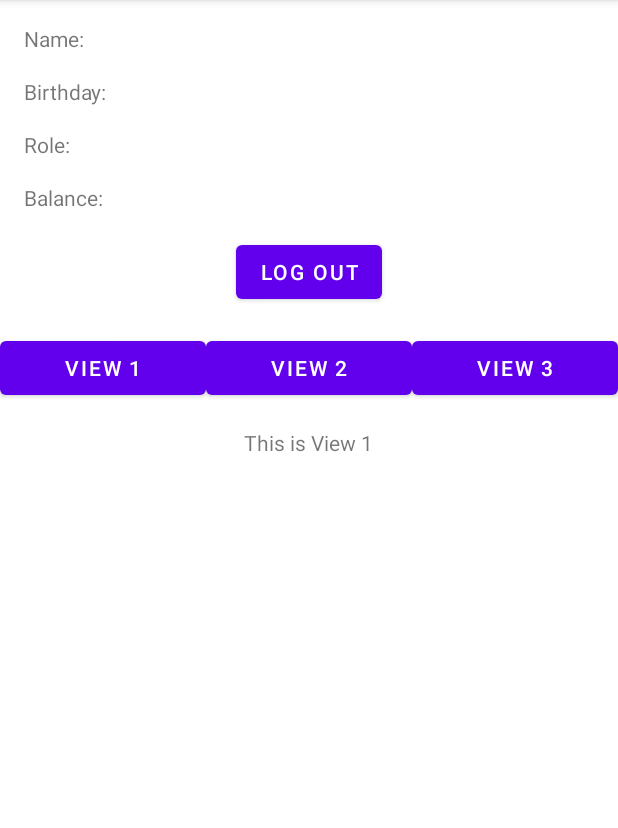
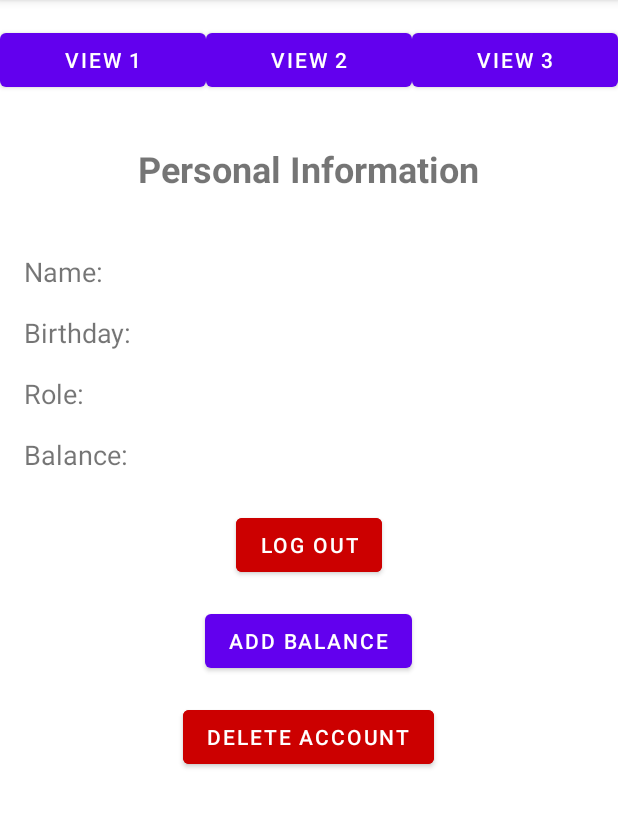
Before and after one commit to CasDep04/Rent_Android_Assignment3, an Android app: the GuestMainActivity screen opened directly, with no data from a screen before it, after a tap on "VIEW 1", on a phone screen of 412 x 824 dp, the part 84-912 px from its top. Run offline under Robolectric (Android 15) with nearby library versions, the phone set to English and light mode, and no system bars; our stand-ins replace Firebase (no records; nobody signed in at launch, a user with empty details on screens opened directly); 2 statements that could not run were skipped.

```diff
--- a/app/src/main/AndroidManifest.xml
+++ b/app/src/main/AndroidManifest.xml
@@ -1,7 +1,7 @@
 <?xml version="1.0" encoding="utf-8"?>
 <manifest xmlns:android="http://schemas.android.com/apk/res/android"
     xmlns:tools="http://schemas.android.com/tools">
-
+    <uses-permission android:name="android.permission.INTERNET" />
     <application
         android:allowBackup="true"
         android:dataExtractionRules="@xml/data_extraction_rules"
@@ -12,6 +12,9 @@
         android:supportsRtl="true"
         android:theme="@style/Theme.Assignment3"
         tools:targetApi="31">
+        <activity
+            android:name=".AddBalanceActivity"
+            android:exported="false" />
         <activity
             android:name=".HostMainActivity"
             android:exported="false" />
--- /dev/null
+++ b/app/src/main/java/com/example/assignment3/AddBalanceActivity.java
@@ -0,0 +1,15 @@
+package com.example.assignment3;
+
+import android.os.Bundle;
+
+import androidx.appcompat.app.AppCompatActivity;
+
+public class AddBalanceActivity extends AppCompatActivity {
+
+    @Override
+    protected void onCreate(Bundle savedInstanceState) {
+        super.onCreate(savedInstanceState);
+        setContentView(R.layout.activity_add_balance);
+
+    }
+}
--- a/app/src/main/java/com/example/assignment3/GuestMainActivity.java
+++ b/app/src/main/java/com/example/assignment3/GuestMainActivity.java
@@ -1,17 +1,19 @@
 package com.example.assignment3;
 
-import android.animation.Animator;
 import android.content.Intent;
 import android.os.Bundle;
+import android.util.Log;
 import android.view.View;
 import android.widget.Button;
-import android.widget.RelativeLayout;
 import android.widget.TextView;
-
+import android.widget.ViewAnimator;
+import android.widget.Toast;
 import androidx.appcompat.app.AppCompatActivity;
 
+import com.example.assignment3.component.FirebaseAction;
 import com.example.assignment3.component.Localdatabase.DatabaseManager;
-import com.example.assignment3.component.Utils;
+import com.example.assignment3.Entity.Guest;
+import com.example.assignment3.Entity.User;
 import com.google.firebase.auth.FirebaseAuth;
 
 public class GuestMainActivity extends AppCompatActivity {
@@ -20,11 +22,10 @@ public class GuestMainActivity extends AppCompatActivity {
 
     private FirebaseAuth mAuth;
     private DatabaseManager db;
-    private TextView nameTextView, birthdayTextView, roleTextView, balanceTextView;
-    private RelativeLayout view1, view2, view3;
-    private Button buttonView1, buttonView2, buttonView3;
-    private int currentView = 2; // Start with view2 visible
-
+    private ViewAnimator viewAnimator;
+    private int currentView = -1; // Initialize to an invalid index
+    private Guest currentGuest;
+    private View profileView, mapView, statusView;
     @Override
     protected void onCreate(Bundle savedInstanceState) {
         super.onCreate(savedInstanceState);
@@ -34,68 +35,115 @@ public class GuestMainActivity extends AppCompatActivity {
         db.open();
         mAuth = FirebaseAuth.getInstance();
 
-        nameTextView = findViewById(R.id.nameTextView);
-        birthdayTextView = findViewById(R.id.birthdayTextView);
-        roleTextView = findViewById(R.id.roleTextView);
-        balanceTextView = findViewById(R.id.balanceTextView);
+        Button buttonView1 = findViewById(R.id.button1);
+        Button buttonView2 = findViewById(R.id.button2);
+        Button buttonView3 = findViewById(R.id.button3);
+        viewAnimator = findViewById(R.id.viewAnimator);
 
-        view1 = findViewById(R.id.view1);
-        view2 = findViewById(R.id.view2);
-        view3 = findViewById(R.id.view3);
+        buttonView1.setOnClickListener(v -> showView(0));
+        buttonView2.setOnClickListener(v -> showView(1));
+        buttonView3.setOnClickListener(v -> showView(2));
 
-        buttonView1 = findViewById(R.id.button1);
-        buttonView2 = findViewById(R.id.button2);
-        buttonView3 = findViewById(R.id.button3);
+        // Set default view
+        showView(1);
 
-        buttonView1.setOnClickListener(v -> handleButtonClick(1));
-        buttonView2.setOnClickListener(v -> handleButtonClick(2));
-        buttonView3.setOnClickListener(v -> handleButtonClick(3));
+        //miniview
+        View view1 = viewAnimator.getChildAt(0);
+        View view2 = viewAnimator.getChildAt(1);
+        View view3 = viewAnimator.getChildAt(2);
+
+        //view 1
+        Button add_balance_button = view1.findViewById(R.id.add_balance_button);
+        Button logout_button = view1.findViewById(R.id.logout_button);
+
+        add_balance_button.setOnClickListener(v -> addBalanceEvent());
+        logout_button.setOnClickListener(v -> logOut());
+        //View 2
+
+        //View 3
+        // Set up button click listeners for each view
+        //setupViewButtons();
+
+        // Display current user information
+        displayCurrentUserInformation();
     }
 
-    private void handleButtonClick(int targetView) {
-        if (currentView == targetView) {
-            return; // No action needed if the target view is already visible
+    private void showView(int viewIndex) {
+        if (viewIndex == currentView) return;
+
+        viewAnimator.setInAnimation(this, viewIndex > viewAnimator.getDisplayedChild() ? R.anim.slide_in_right : R.anim.slide_in_left);
+        viewAnimator.setOutAnimation(this, viewIndex > viewAnimator.getDisplayedChild() ? R.anim.slide_out_left : R.anim.slide_out_right);
+        viewAnimator.setDisplayedChild(viewIndex);
+        currentView = viewIndex;
+    }
+
+    private void displayCurrentUserInformation() {
+        Intent intent = getIntent();
+        double userIdDouble = intent.getDoubleExtra("id", 0);
+
+        if (userIdDouble == 0) {
+            Toast.makeText(this, "User ID is missing or invalid", Toast.LENGTH_SHORT).show();
+            return;
         }
 
-        RelativeLayout currentViewLayout = getViewLayout(currentView);
-        RelativeLayout targetViewLayout = getViewLayout(targetView);
+        int userId = (int) userIdDouble;
+        Log.d(TAG, "displayCurrentUserInformation: Finding user by ID: " + userId);
+        FirebaseAction.findUserById(userId).addOnCompleteListener(task -> {
+            if (task.isSuccessful() && task.getResult() != null) {
+                User user = task.getResult();
+                Log.d(TAG, "displayCurrentUserInformation: User found: " + user);
+                if (user instanceof Guest) {
+                    currentGuest = (Guest) user;
+                    Log.d(TAG, "displayCurrentUserInformation: currentGuest assigned: " + currentGuest);
+                    displayGuestInfo();
+                } else {
+                    Toast.makeText(this, "User is not a guest", Toast.LENGTH_SHORT).show();
+                }
+            } else {
+                Exception e = task.getException();
+                if (e != null) {
+                    Log.e(TAG, "Failed to retrieve user", e);
+                    Toast.makeText(this, "Failed to retrieve user: " + e.getMessage(), Toast.LENGTH_SHORT).show();
+                } else {
+                    Toast.makeText(this, "Failed to retrieve user: Unknown error", Toast.LENGTH_SHORT).show();
+                }
+            }
+        });
+    }
 
-        if (currentViewLayout != null && targetViewLayout != null) {
-            float directionOut = (targetView > currentView) ? -1000f : 1000f;
-            float directionIn = (targetView > currentView) ? 1000f : -1000f;
+    private void displayGuestInfo() {
+        Log.d(TAG, "displayGuestInfo: Displaying guest information");
+        View view1 = viewAnimator.getChildAt(0);
+        TextView nameTextView = view1.findViewById(R.id.nameTextView);
+        TextView birthdayTextView = view1.findViewById(R.id.birthdayTextView);
+        TextView roleTextView = view1.findViewById(R.id.roleTextView);
+        TextView balanceTextView = view1.findViewById(R.id.balanceTextView);
 
-            Utils.animateViewOut(currentViewLayout, directionOut).addListener(new android.animation.AnimatorListenerAdapter() {
-                @Override
-                public void onAnimationEnd(Animator animation) {
-                    currentViewLayout.setVisibility(View.GONE);
-                }
-            });
+        if (nameTextView == null || birthdayTextView == null || roleTextView == null || balanceTextView == null) {
+            Log.e(TAG, "displayGuestInfo: One or more TextView elements are null");
+            return;
+        }
 
-            Utils.animateViewIn(targetViewLayout, directionIn).addListener(new android.animation.AnimatorListenerAdapter() {
-                @Override
-                public void onAnimationEnd(Animator animation) {
-                    currentView = targetView;
-                }
-            });;
+        nameTextView.setText(currentGuest.getName());
+        birthdayTextView.setText(currentGuest.getDateOfBirth());
+        roleTextView.setText(currentGuest.getRole());
+        balanceTextView.setText(String.valueOf(currentGuest.getBalance()));
 
+        Log.d(TAG, "displayGuestInfo: Guest information displayed successfully");
+    }
 
+    private void addBalanceEvent() {
+        if (currentGuest != null) {
+            Intent intent = new Intent(GuestMainActivity.this, AddBalanceActivity.class);
+            intent.putExtra("id", currentGuest.getId());
+            intent.putExtra("balance", currentGuest.getBalance());
+            startActivity(intent);
+        } else {
+            Toast.makeText(this, "Guest information is not available", Toast.LENGTH_SHORT).show();
         }
     }
 
-    private RelativeLayout getViewLayout(int viewNumber) {
-        switch (viewNumber) {
-            case 1:
-                return view1;
-            case 2:
-                return view2;
-            case 3:
-                return view3;
-            default:
-                return null;
-        }
-    }
-
-    public void logOut(View view) {
+    public void logOut() {
         mAuth.signOut();
         db.deleteUser();
         Intent intent = new Intent(GuestMainActivity.this, LoginActivity.class);
@@ -108,4 +156,5 @@ public class GuestMainActivity extends AppCompatActivity {
         super.onDestroy();
         db.close();
     }
+
 }
--- a/app/src/main/java/com/example/assignment3/component/FirebaseAction.java
+++ b/app/src/main/java/com/example/assignment3/component/FirebaseAction.java
@@ -145,12 +145,16 @@ public class FirebaseAction {
 
     public static Task<User> findUserById(int userId) {
         FirebaseFirestore db = FirebaseFirestore.getInstance();
+        Log.d("FirebaseAction", "Finding user by ID: " + userId);
         return db.collection("users").document(String.valueOf(userId)).get().continueWith(task -> {
-            if (task.isSuccessful() && task.getResult() != null) {
+            if (!task.isSuccessful() || task.getResult() == null) {
+                throw task.getException() != null ? task.getException() : new Exception("Failed to find user");
+            }
+
             DocumentSnapshot snapshot = task.getResult();
             if (snapshot.exists()) {
-                    // Determine the type based on a field, e.g., "role"
                 String role = snapshot.getString("role");
+                Log.d("FirebaseAction", "User found with role: " + role);
                 if ("guest".equals(role)) {
                     return snapshot.toObject(Guest.class);
                 } else if ("host".equals(role)) {
@@ -159,13 +163,12 @@ public class FirebaseAction {
                     return snapshot.toObject(User.class);
                 }
             } else {
+                Log.e("FirebaseAction", "User not found");
                 throw new Exception("User not found");
-                }
-            } else {
-                throw task.getException() != null ? task.getException() : new Exception("Failed to find user");
             }
         });
     }
+
 //   sample
 //      double userIdDouble = intent.getDoubleExtra("id", 0);
 //        if (userIdDouble != 0) {
--- /dev/null
+++ b/app/src/main/res/layout/activity_add_balance.xml
@@ -0,0 +1,10 @@
+<?xml version="1.0" encoding="utf-8"?>
+<androidx.constraintlayout.widget.ConstraintLayout xmlns:android="http://schemas.android.com/apk/res/android"
+    xmlns:app="http://schemas.android.com/apk/res-auto"
+    xmlns:tools="http://schemas.android.com/tools"
+    android:id="@+id/main"
+    android:layout_width="match_parent"
+    android:layout_height="match_parent"
+    tools:context=".AddBalanceActivity">
+
+</androidx.constraintlayout.widget.ConstraintLayout>
--- a/app/src/main/res/layout/activity_guest_main.xml
+++ b/app/src/main/res/layout/activity_guest_main.xml
@@ -7,69 +7,6 @@
     android:layout_height="match_parent"
     tools:context=".GuestMainActivity">
 
-    <!-- Name TextView -->
-    <TextView
-        android:id="@+id/nameTextView"
-        android:layout_width="0dp"
-        android:layout_height="wrap_content"
-        android:text="Name: "
-        app:layout_constraintTop_toTopOf="parent"
-        app:layout_constraintStart_toStartOf="parent"
-        app:layout_constraintEnd_toEndOf="parent"
-        android:layout_marginStart="16dp"
-        android:layout_marginEnd="16dp"
-        android:layout_marginTop="16dp" />
-
-    <!-- Birthday TextView -->
-    <TextView
-        android:id="@+id/birthdayTextView"
-        android:layout_width="0dp"
-        android:layout_height="wrap_content"
-        android:text="Birthday: "
-        app:layout_constraintTop_toBottomOf="@+id/nameTextView"
-        app:layout_constraintStart_toStartOf="parent"
-        app:layout_constraintEnd_toEndOf="parent"
-        android:layout_marginStart="16dp"
-        android:layout_marginEnd="16dp"
-        android:layout_marginTop="16dp" />
-
-    <!-- Role TextView -->
-    <TextView
-        android:id="@+id/roleTextView"
-        android:layout_width="0dp"
-        android:layout_height="wrap_content"
-        android:text="Role: "
-        app:layout_constraintTop_toBottomOf="@+id/birthdayTextView"
-        app:layout_constraintStart_toStartOf="parent"
-        app:layout_constraintEnd_toEndOf="parent"
-        android:layout_marginStart="16dp"
-        android:layout_marginEnd="16dp"
-        android:layout_marginTop="16dp" />
-
-    <!-- Balance TextView -->
-    <TextView
-        android:id="@+id/balanceTextView"
-        android:layout_width="0dp"
-        android:layout_height="wrap_content"
-        android:text="Balance: "
-        app:layout_constraintTop_toBottomOf="@+id/roleTextView"
-        app:layout_constraintStart_toStartOf="parent"
-        app:layout_constraintEnd_toEndOf="parent"
-        android:layout_marginStart="16dp"
-        android:layout_marginEnd="16dp"
-        android:layout_marginTop="16dp" />
-
-    <!-- Log Out Button -->
-    <Button
-        android:id="@+id/logout_button"
-        android:layout_width="wrap_content"
-        android:layout_height="wrap_content"
-        android:text="Log Out"
-        android:onClick="logOut"
-        app:layout_constraintTop_toBottomOf="@+id/balanceTextView"
-        app:layout_constraintStart_toStartOf="parent"
-        app:layout_constraintEnd_toEndOf="parent"
-        android:layout_marginTop="16dp" />
 
     <!-- Row of Buttons -->
     <LinearLayout
@@ -79,7 +16,7 @@
         android:orientation="horizontal"
         android:gravity="center"
         android:layout_marginTop="16dp"
-        app:layout_constraintTop_toBottomOf="@+id/logout_button"
+        app:layout_constraintTop_toTopOf="parent"
         app:layout_constraintStart_toStartOf="parent"
         app:layout_constraintEnd_toEndOf="parent">
 
@@ -105,49 +42,31 @@
             android:text="View 3" />
     </LinearLayout>
 
-    <!-- Three RelativeLayouts at the bottom -->
-    <RelativeLayout
-        android:id="@+id/view3"
+    <!-- ViewAnimator Container -->
+    <ViewAnimator
+        android:id="@+id/viewAnimator"
         android:layout_width="match_parent"
-        android:layout_height="wrap_content"
+        android:layout_height="0dp"
         android:layout_marginTop="16dp"
-        android:visibility="gone"
-        app:layout_constraintTop_toBottomOf="@+id/buttonRow">
+        app:layout_constraintTop_toBottomOf="@+id/buttonRow"
+        app:layout_constraintStart_toStartOf="parent"
+        app:layout_constraintEnd_toEndOf="parent"
+        app:layout_constraintBottom_toBottomOf="parent"
+        android:inAnimation="@android:anim/slide_in_left"
+        android:outAnimation="@android:anim/slide_out_right">
 
-        <TextView
-            android:layout_width="wrap_content"
-            android:layout_height="wrap_content"
-            android:text="This is View 3"
-            android:layout_centerHorizontal="true" />
-    </RelativeLayout>
+        <include
+            android:id="@+id/profileView"
+            layout="@layout/profile_layout" />
 
-    <RelativeLayout
-        android:id="@+id/view2"
-        android:layout_width="match_parent"
-        android:layout_height="wrap_content"
-        android:layout_marginTop="16dp"
-        app:layout_constraintTop_toBottomOf="@+id/buttonRow">
+        <include
+            android:id="@+id/mapView"
+            layout="@layout/map_layout" />
 
-        <TextView
-            android:layout_width="wrap_content"
-            android:layout_height="wrap_content"
-            android:text="This is View 2"
-            android:layout_centerHorizontal="true" />
-    </RelativeLayout>
+        <include
+            android:id="@+id/statusView"
+            layout="@layout/status_layout" />
 
-    <RelativeLayout
-        android:id="@+id/view1"
-        android:layout_width="match_parent"
-        android:layout_height="wrap_content"
-        android:layout_marginTop="16dp"
-        android:visibility="gone"
-        app:layout_constraintTop_toBottomOf="@+id/buttonRow">
-
-        <TextView
-            android:layout_width="wrap_content"
-            android:layout_height="wrap_content"
-            android:text="This is View 1"
-            android:layout_centerHorizontal="true" />
-    </RelativeLayout>
+    </ViewAnimator>
 
 </androidx.constraintlayout.widget.ConstraintLayout>
--- /dev/null
+++ b/app/src/main/res/layout/map_layout.xml
@@ -0,0 +1,13 @@
+<?xml version="1.0" encoding="utf-8"?>
+<RelativeLayout xmlns:android="http://schemas.android.com/apk/res/android"
+    android:layout_width="match_parent"
+    android:layout_height="wrap_content"
+    android:layout_marginTop="16dp">
+
+    <TextView
+        android:layout_width="wrap_content"
+        android:layout_height="wrap_content"
+        android:text="This is View 2"
+        android:layout_centerHorizontal="true" />
+
+</RelativeLayout>
--- /dev/null
+++ b/app/src/main/res/layout/profile_layout.xml
@@ -0,0 +1,138 @@
+<?xml version="1.0" encoding="utf-8"?>
+<RelativeLayout xmlns:android="http://schemas.android.com/apk/res/android"
+    android:layout_width="match_parent"
+    android:layout_height="wrap_content"
+    android:padding="16dp">
+
+    <TextView
+        android:id="@+id/textView"
+        android:layout_width="wrap_content"
+        android:layout_height="wrap_content"
+        android:text="Personal Information"
+        android:textSize="24sp"
+        android:textStyle="bold"
+        android:layout_centerHorizontal="true"
+        android:layout_marginBottom="24dp" />
+
+    <!-- Name TextView -->
+    <TextView
+        android:id="@+id/nameLabel"
+        android:layout_width="wrap_content"
+        android:layout_height="wrap_content"
+        android:text="Name:"
+        android:textSize="18sp"
+        android:layout_below="@id/textView"
+        android:layout_alignParentStart="true"
+        android:layout_marginTop="16dp" />
+
+    <TextView
+        android:id="@+id/nameTextView"
+        android:layout_width="wrap_content"
+        android:layout_height="wrap_content"
+        android:text=""
+        android:textSize="18sp"
+        android:layout_below="@id/textView"
+        android:layout_toEndOf="@id/nameLabel"
+        android:layout_marginStart="16dp"
+        android:layout_marginTop="16dp" />
+
+    <!-- Birthday TextView -->
+    <TextView
+        android:id="@+id/birthdayLabel"
+        android:layout_width="wrap_content"
+        android:layout_height="wrap_content"
+        android:text="Birthday:"
+        android:textSize="18sp"
+        android:layout_below="@id/nameTextView"
+        android:layout_alignParentStart="true"
+        android:layout_marginTop="16dp" />
+
+    <TextView
+        android:id="@+id/birthdayTextView"
+        android:layout_width="wrap_content"
+        android:layout_height="wrap_content"
+        android:text=""
+        android:textSize="18sp"
+        android:layout_below="@id/nameTextView"
+        android:layout_toEndOf="@id/birthdayLabel"
+        android:layout_marginStart="16dp"
+        android:layout_marginTop="16dp" />
+
+    <!-- Role TextView -->
+    <TextView
+        android:id="@+id/roleLabel"
+        android:layout_width="wrap_content"
+        android:layout_height="wrap_content"
+        android:text="Role:"
+        android:textSize="18sp"
+        android:layout_below="@id/birthdayTextView"
+        android:layout_alignParentStart="true"
+        android:layout_marginTop="16dp" />
+
+    <TextView
+        android:id="@+id/roleTextView"
+        android:layout_width="wrap_content"
+        android:layout_height="wrap_content"
+        android:text=""
+        android:textSize="18sp"
+        android:layout_below="@id/birthdayTextView"
+        android:layout_toEndOf="@id/roleLabel"
+        android:layout_marginStart="16dp"
+        android:layout_marginTop="16dp" />
+
+    <!-- Balance TextView -->
+    <TextView
+        android:id="@+id/balanceLabel"
+        android:layout_width="wrap_content"
+        android:layout_height="wrap_content"
+        android:text="Balance:"
+        android:textSize="18sp"
+        android:layout_below="@id/roleTextView"
+        android:layout_alignParentStart="true"
+        android:layout_marginTop="16dp" />
+
+    <TextView
+        android:id="@+id/balanceTextView"
+        android:layout_width="wrap_content"
+        android:layout_height="wrap_content"
+        android:text=""
+        android:textSize="18sp"
+        android:layout_below="@id/roleTextView"
+        android:layout_toEndOf="@id/balanceLabel"
+        android:layout_marginStart="16dp"
+        android:layout_marginTop="16dp" />
+
+    <!-- Log Out Button -->
+    <Button
+        android:id="@+id/logout_button"
+        android:layout_width="wrap_content"
+        android:layout_height="wrap_content"
+        android:text="Log Out"
+        android:textColor="@android:color/white"
+        android:backgroundTint="@android:color/holo_red_dark"
+        android:layout_below="@id/balanceTextView"
+        android:layout_centerHorizontal="true"
+        android:layout_marginTop="24dp" />
+
+    <!-- Add Balance Button -->
+    <Button
+        android:id="@+id/add_balance_button"
+        android:layout_width="wrap_content"
+        android:layout_height="wrap_content"
+        android:text="Add Balance"
+        android:layout_below="@id/logout_button"
+        android:layout_marginTop="16dp"
+        android:layout_centerHorizontal="true" />
+
+    <!-- Delete Account Button -->
+    <Button
+        android:id="@+id/delete_account_button"
+        android:layout_width="wrap_content"
+        android:layout_height="wrap_content"
+        android:text="Delete Account"
+        android:textColor="@android:color/white"
+        android:backgroundTint="@android:color/holo_red_dark"
+        android:layout_below="@id/add_balance_button"
+        android:layout_marginTop="16dp"
+        android:layout_centerHorizontal="true" />
+</RelativeLayout>
--- /dev/null
+++ b/app/src/main/res/layout/status_layout.xml
@@ -0,0 +1,13 @@
+<?xml version="1.0" encoding="utf-8"?>
+<RelativeLayout xmlns:android="http://schemas.android.com/apk/res/android"
+    android:layout_width="match_parent"
+    android:layout_height="wrap_content"
+    android:layout_marginTop="16dp">
+
+    <TextView
+        android:layout_width="wrap_content"
+        android:layout_height="wrap_content"
+        android:text="This is View 3"
+        android:layout_centerHorizontal="true" />
+
+</RelativeLayout>
--- a/gradle/libs.versions.toml
+++ b/gradle/libs.versions.toml
@@ -1,5 +1,5 @@
 [versions]
-agp = "8.7.1"
+agp = "8.7.3"
 junit = "4.13.2"
 junitVersion = "1.2.1"
 espressoCore = "3.6.1"
```
Also changed, not shown: app/src/main/res/anim/slide_in_right.xml (added, +8 -0 lines). Lines whose indentation alone changed are shown as unchanged.
